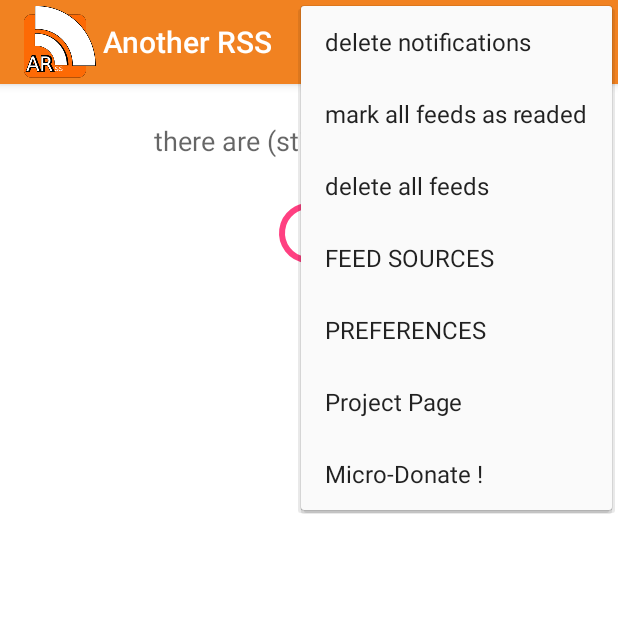
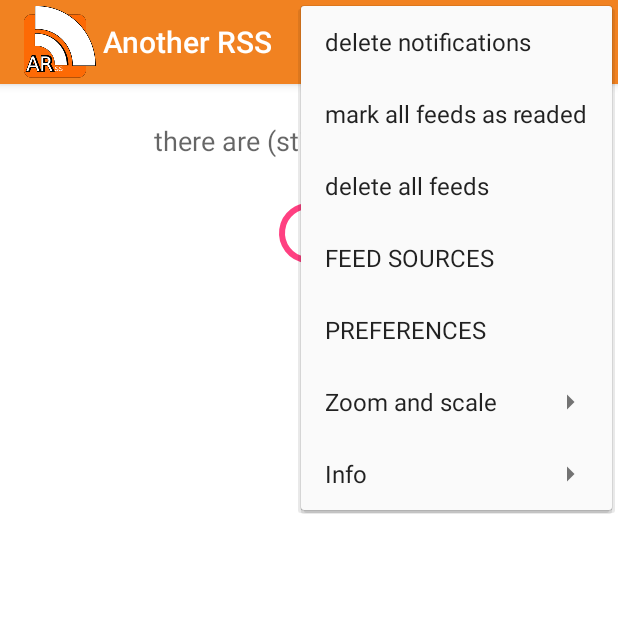
Before and after one commit to no-go/AnotherRSS, an Android app: the screen it shows after launch (MainActivity), with the options menu open, on a phone screen of 412 x 824 dp, the top half of it. Run offline under Robolectric (Android 15) with nearby library versions, the phone set to English and light mode, and no system bars.

Commit message:
image and text are resizable

```diff
--- a/app/build.gradle
+++ b/app/build.gradle
@@ -7,8 +7,8 @@ android {
         applicationId "de.digisocken.anotherrss"
         minSdkVersion 16
         targetSdkVersion 23
-        versionCode 17
-        versionName "1.7"
+        versionCode 18
+        versionName "1.8"
     }
     buildTypes {
         release {
--- a/app/src/main/java/de/digisocken/anotherrss/AnotherRSS.java
+++ b/app/src/main/java/de/digisocken/anotherrss/AnotherRSS.java
@@ -58,6 +58,9 @@ http://feeds.reuters.com/reuters/scienceNews?format=xml
         public static final int DEFAULT_NIGHT_START = 18;
         public static final int DEFAULT_NIGHT_STOP = 6;
         public static final String SEARCH_HINT_COLOR = "#FFAA00";
+        public static final float DEFAULT_FONT_SIZE = 14.0f;
+        public static final int DEFAULT_MAX_IMG_WIDTH = 120;
+        public static final float IMG_ROUND = 20f;
 
         /**
          * im Feed Text kann leider einen total überflüssiger Inhalt enthalten,
@@ -65,11 +68,6 @@ http://feeds.reuters.com/reuters/scienceNews?format=xml
          */
         public static final String DEFAULT_lastRssWord = "weiterlesen";
 
-        /**
-         * sets a static image size to {@value #MAX_IMG_WIDTH}
-         */
-        public static final int MAX_IMG_WIDTH = 120;
-        public static final float IMG_ROUND = 20f;
         /**
          * sollte eine Verbindung nicht zu sande kommen, wird ein neuer
          * Alarm in {@value #RETRYSEC_AFTER_OFFLINE} sec ausgelöst
--- a/app/src/main/java/de/digisocken/anotherrss/FeedContract.java
+++ b/app/src/main/java/de/digisocken/anotherrss/FeedContract.java
@@ -1,6 +1,7 @@
 package de.digisocken.anotherrss;
 
 import android.app.AlarmManager;
+import android.content.SharedPreferences;
 import android.graphics.Bitmap;
 import android.graphics.BitmapFactory;
 import android.graphics.BitmapShader;
@@ -9,6 +10,7 @@ import android.graphics.Paint;
 import android.graphics.RectF;
 import android.graphics.Shader;
 import android.os.Build;
+import android.preference.PreferenceManager;
 import android.provider.BaseColumns;
 import android.text.Html;
 import android.text.Spanned;
@@ -468,7 +470,9 @@ public class FeedContract {
                 is = new URL(path).openStream();
                 result = BitmapFactory.decodeStream(is);
                 is.close();
-                result = FeedContract.scale(result, AnotherRSS.Config.MAX_IMG_WIDTH);
+                SharedPreferences pref = PreferenceManager.getDefaultSharedPreferences(AnotherRSS.getContextOfApplication());
+                int width = pref.getInt("image_width", AnotherRSS.Config.DEFAULT_MAX_IMG_WIDTH);
+                result = FeedContract.scale(result, width);
             } catch (IOException ex) {
                 ex.printStackTrace();
             }
--- a/app/src/main/java/de/digisocken/anotherrss/FeedHelper.java
+++ b/app/src/main/java/de/digisocken/anotherrss/FeedHelper.java
@@ -10,7 +10,7 @@ import android.util.Log;
  */
 public class FeedHelper extends SQLiteOpenHelper {
 
-    private static final String DATABASE_NAME = "feeds.db";
+    public static final String DATABASE_NAME = "feeds.db";
     private static final int DATABASE_VERSION = 4;
 
     public FeedHelper(Context context) {
--- a/app/src/main/res/menu/mainmenu.xml
+++ b/app/src/main/res/menu/mainmenu.xml
@@ -35,10 +35,41 @@
     </item>
 
     <item
-        android:id="@+id/action_project"
-        android:title="@string/projPage"></item>
+        android:id="@+id/zoom"
+        android:title="@string/zoom">
+        <menu>
+            <item
+                android:id="@+id/action_biggerText"
+                android:title="@string/bigger"/>
+            <item
+                android:id="@+id/action_smallerText"
+                android:title="@string/smaller"/>
+            <item
+                android:id="@+id/action_biggerImageSize"
+                android:title="@string/biggerImage"/>
+            <item
+                android:id="@+id/action_smallerImageSize"
+                android:title="@string/smallerImage"/>
+        </menu>
+    </item>
 
     <item
-        android:id="@+id/action_flattr"
-        android:title="@string/flattr_this"></item>
+        android:id="@+id/Info"
+        android:title="@string/info">
+        <menu>
+            <item
+                android:id="@+id/action_project"
+                android:title="@string/projPage"></item>
+
+            <item
+                android:id="@+id/action_flattr"
+                android:title="@string/flattr_this"></item>
+
+            <item
+                android:id="@+id/size_info"
+                android:enabled="false"
+                android:title=" "></item>
+        </menu>
+    </item>
+
 </menu>
--- a/app/src/main/res/values/strings.xml
+++ b/app/src/main/res/values/strings.xml
@@ -63,6 +63,15 @@
 
     <string name="flattr_this">Micro-Donate !</string>
     <string name="projPage">Project Page</string>
+
+    <string name="kB_used">kB used</string>
+    <string name="info">Info</string>
+    <string name="zoom">Zoom and scale</string>
+
+    <string name="bigger">+ Text</string>
+    <string name="smaller">- Text</string>
+    <string name="biggerImage">+ Image</string>
+    <string name="smallerImage">- Image</string>
 
     <string-array name="rss_sec_names">
         <item>30 minutes</item>
--- a/app/src/main/res/xml/preferences.xml
+++ b/app/src/main/res/xml/preferences.xml
@@ -52,7 +52,7 @@
             android:maxLength="2" />
 
         <EditTextPreference
-            android:defaultValue="DEG,Kader,DEL,enalty,pielfeld,DFB,ockey,Rennfahr,Boxwelt,edallie,NBA,EM,WM,Borussia,Fortuna,Basket,Tennis,Boxer,rainer,VfC,Fußball,Wasserball,Handball,sport,Sport,FC ,Spieltag,Bundesliga,ennbahn,eltmeister,UEFA,League"
+            android:defaultValue="DEG,DfB,Kader,DEL,enalty,pielfeld,DFB,ockey,Rennfahr,Boxwelt,edallie,NBA,EM,WM,Borussia,Fortuna,Basket,Tennis,Boxer,rainer,VfC,Fußball,Wasserball,Handball,sport,Sport,FC ,Spieltag,Bundesliga,ennbahn,eltmeister,UEFA,League"
             android:key="blacklist"
             android:summary="@string/blacklist_desc"
             android:title="@string/blacklist" />
```
Also changed, not shown: app/src/main/java/de/digisocken/anotherrss/FeedCursorAdapter.java (+16 -0 lines), app/src/main/java/de/digisocken/anotherrss/MainActivity.java (+32 -0 lines), 4 other files.
